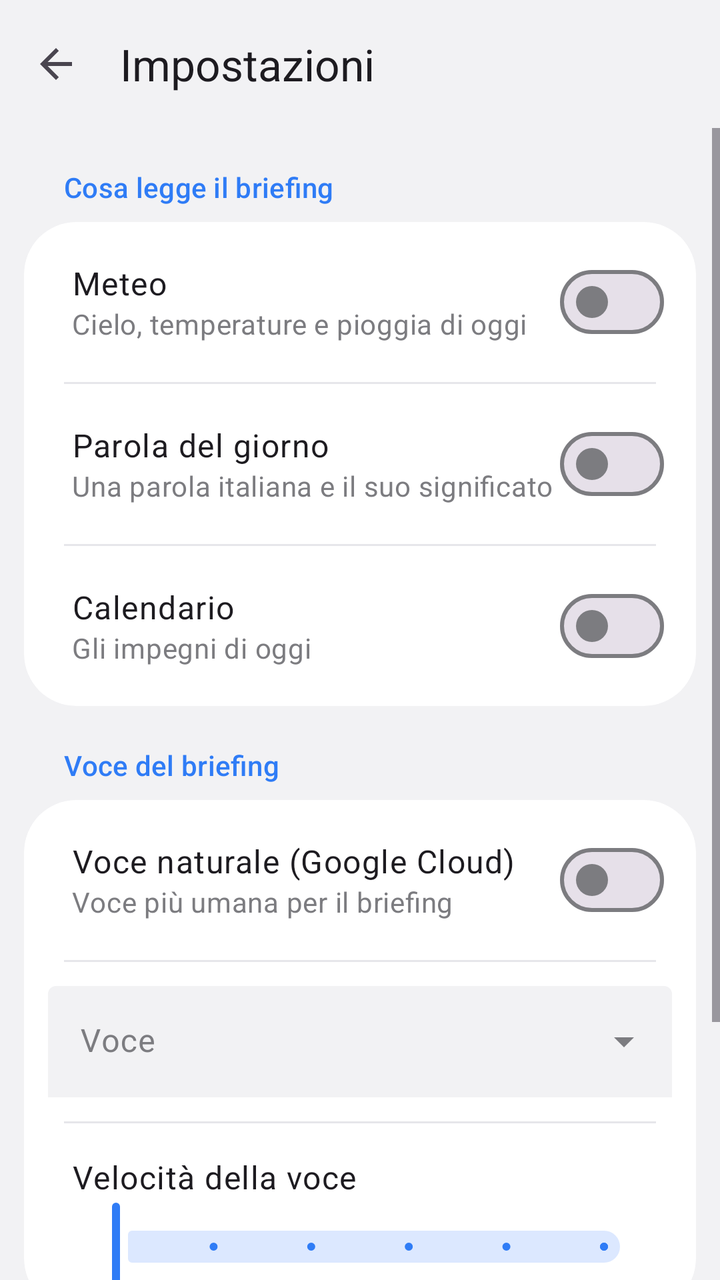
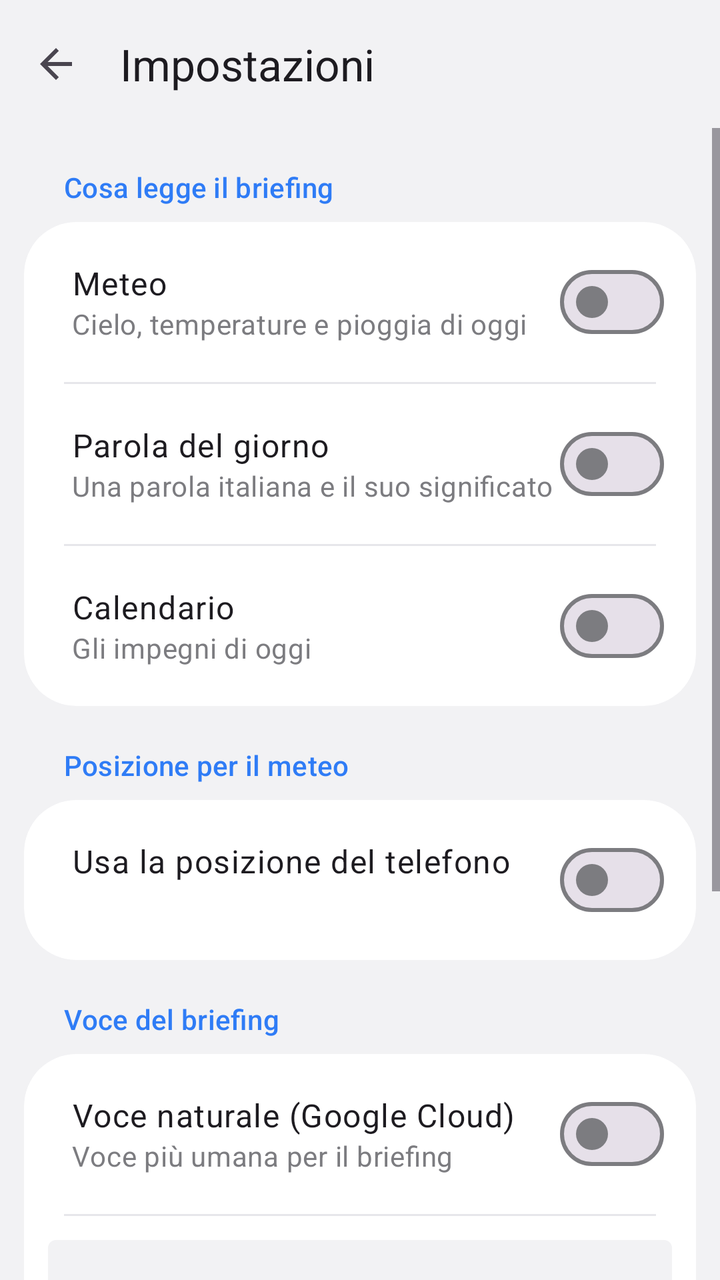

The first picture is an Android layout as it rendered before a commit; the second is the same layout after the commit. The layout source and the unified diff follow.
<!-- AndroidManifest.xml: application theme Theme.Sveglia -->
<!-- res/layout/activity_settings.xml -->
<?xml version="1.0" encoding="utf-8"?>
<LinearLayout xmlns:android="http://schemas.android.com/apk/res/android"
    xmlns:app="http://schemas.android.com/apk/res-auto"
    android:layout_width="match_parent"
    android:layout_height="match_parent"
    android:background="?android:attr/colorBackground"
    android:fitsSystemWindows="true"
    android:orientation="vertical">

    <com.google.android.material.appbar.MaterialToolbar
        android:id="@+id/toolbar"
        android:layout_width="match_parent"
        android:layout_height="?attr/actionBarSize"
        app:navigationContentDescription="@string/back"
        app:navigationIcon="@drawable/ic_arrow_back"
        app:title="@string/settings" />

    <ScrollView
        android:layout_width="match_parent"
        android:layout_height="0dp"
        android:layout_weight="1">

    <LinearLayout
        android:layout_width="match_parent"
        android:layout_height="wrap_content"
        android:orientation="vertical"
        android:paddingBottom="24dp">

        <TextView
            android:layout_width="match_parent"
            android:layout_height="wrap_content"
            android:paddingHorizontal="32dp"
            android:paddingTop="20dp"
            android:paddingBottom="8dp"
            android:text="@string/briefing_contents"
            android:textAppearance="?attr/textAppearanceLabelLarge"
            android:textColor="?attr/colorPrimary" />

        <com.google.android.material.card.MaterialCardView
            style="@style/Widget.Wakey.GroupCard"
            android:layout_width="match_parent"
            android:layout_height="wrap_content"
            android:layout_marginHorizontal="12dp">

            <LinearLayout
                android:layout_width="match_parent"
                android:layout_height="wrap_content"
                android:orientation="vertical">

            <LinearLayout
                android:layout_width="match_parent"
                android:layout_height="wrap_content"
                android:gravity="center_vertical"
                android:orientation="horizontal"
                android:paddingVertical="16dp"
                android:paddingStart="24dp"
                android:paddingEnd="16dp">

                <LinearLayout
                    android:layout_width="0dp"
                    android:layout_height="wrap_content"
                    android:layout_weight="1"
                    android:orientation="vertical">

                    <TextView
                        android:layout_width="wrap_content"
                        android:layout_height="wrap_content"
                        android:text="@string/read_weather"
                        android:textAppearance="?attr/textAppearanceBodyLarge" />

                    <TextView
                        android:layout_width="wrap_content"
                        android:layout_height="wrap_content"
                        android:text="@string/read_weather_text"
                        android:textAppearance="?attr/textAppearanceBodyMedium"
                        android:textColor="?attr/colorOnSurfaceVariant" />

                </LinearLayout>

                <com.google.android.material.materialswitch.MaterialSwitch
                    android:id="@+id/switch_read_weather"
                    android:layout_width="wrap_content"
                    android:layout_height="wrap_content" />

            </LinearLayout>

            <View
                android:layout_width="match_parent"
                android:layout_height="1dp"
                android:background="@drawable/bg_divider_inset" />

            <LinearLayout
                android:layout_width="match_parent"
                android:layout_height="wrap_content"
                android:gravity="center_vertical"
                android:orientation="horizontal"
                android:paddingVertical="16dp"
                android:paddingStart="24dp"
                android:paddingEnd="16dp">

                <LinearLayout
                    android:layout_width="0dp"
                    android:layout_height="wrap_content"
                    android:layout_weight="1"
                    android:orientation="vertical">

                    <TextView
                        android:layout_width="wrap_content"
                        android:layout_height="wrap_content"
                        android:text="@string/read_word"
                        android:textAppearance="?attr/textAppearanceBodyLarge" />

                    <TextView
                        android:layout_width="wrap_content"
                        android:layout_height="wrap_content"
                        android:text="@string/read_word_text"
                        android:textAppearance="?attr/textAppearanceBodyMedium"
                        android:textColor="?attr/colorOnSurfaceVariant" />

                </LinearLayout>

                <com.google.android.material.materialswitch.MaterialSwitch
                    android:id="@+id/switch_read_word"
                    android:layout_width="wrap_content"
                    android:layout_height="wrap_content" />

            </LinearLayout>

            <View
                android:layout_width="match_parent"
                android:layout_height="1dp"
                android:background="@drawable/bg_divider_inset" />

            <LinearLayout
                android:layout_width="match_parent"
                android:layout_height="wrap_content"
                android:gravity="center_vertical"
                android:orientation="horizontal"
                android:paddingVertical="16dp"
                android:paddingStart="24dp"
                android:paddingEnd="16dp">

                <LinearLayout
                    android:layout_width="0dp"
                    android:layout_height="wrap_content"
                    android:layout_weight="1"
                    android:orientation="vertical">

                    <TextView
                        android:layout_width="wrap_content"
                        android:layout_height="wrap_content"
                        android:text="@string/read_calendar"
                        android:textAppearance="?attr/textAppearanceBodyLarge" />

                    <TextView
                        android:layout_width="wrap_content"
                        android:layout_height="wrap_content"
                        android:text="@string/read_calendar_text"
                        android:textAppearance="?attr/textAppearanceBodyMedium"
                        android:textColor="?attr/colorOnSurfaceVariant" />

                </LinearLayout>

                <com.google.android.material.materialswitch.MaterialSwitch
                    android:id="@+id/switch_read_calendar"
                    android:layout_width="wrap_content"
                    android:layout_height="wrap_content" />

            </LinearLayout>

            </LinearLayout>
        </com.google.android.material.card.MaterialCardView>

        <TextView
            android:layout_width="match_parent"
            android:layout_height="wrap_content"
            android:paddingHorizontal="32dp"
            android:paddingTop="20dp"
            android:paddingBottom="8dp"
            android:text="@string/voice_label"
            android:textAppearance="?attr/textAppearanceLabelLarge"
            android:textColor="?attr/colorPrimary" />

        <com.google.android.material.card.MaterialCardView
            style="@style/Widget.Wakey.GroupCard"
            android:layout_width="match_parent"
            android:layout_height="wrap_content"
            android:layout_marginHorizontal="12dp">

            <LinearLayout
                android:layout_width="match_parent"
                android:layout_height="wrap_content"
                android:orientation="vertical">

            <LinearLayout
                android:layout_width="match_parent"
                android:layout_height="wrap_content"
                android:gravity="center_vertical"
                android:orientation="horizontal"
                android:paddingVertical="16dp"
                android:paddingStart="24dp"
                android:paddingEnd="16dp">

                <LinearLayout
                    android:layout_width="0dp"
                    android:layout_height="wrap_content"
                    android:layout_weight="1"
                    android:orientation="vertical">

                    <TextView
                        android:layout_width="wrap_content"
                        android:layout_height="wrap_content"
                        android:text="@string/natural_voice"
                        android:textAppearance="?attr/textAppearanceBodyLarge" />

                    <TextView
                        android:layout_width="wrap_content"
                        android:layout_height="wrap_content"
                        android:text="@string/voice_description"
                        android:textAppearance="?attr/textAppearanceBodyMedium"
                        android:textColor="?attr/colorOnSurfaceVariant" />

                </LinearLayout>

                <com.google.android.material.materialswitch.MaterialSwitch
                    android:id="@+id/switch_natural_voice"
                    android:layout_width="wrap_content"
                    android:layout_height="wrap_content" />

            </LinearLayout>

            <View
                android:layout_width="match_parent"
                android:layout_height="1dp"
                android:background="@drawable/bg_divider_inset" />

            <com.google.android.material.textfield.TextInputLayout
                android:id="@+id/voice_menu"
                style="?attr/textInputFilledExposedDropdownMenuStyle"
                android:layout_width="match_parent"
                android:layout_height="wrap_content"
                android:layout_margin="12dp"
                android:hint="@string/voice_hint"
                app:boxBackgroundColor="@android:color/transparent"
                app:boxStrokeWidth="0dp"
                app:boxStrokeWidthFocused="0dp">

                <com.google.android.material.textfield.MaterialAutoCompleteTextView
                    android:id="@+id/voice_dropdown"
                    android:layout_width="match_parent"
                    android:layout_height="wrap_content"
                    android:inputType="none"
                    android:textColor="?attr/colorPrimary" />

            </com.google.android.material.textfield.TextInputLayout>

            <View
                android:layout_width="match_parent"
                android:layout_height="1dp"
                android:background="@drawable/bg_divider_inset" />

            <LinearLayout
                android:layout_width="match_parent"
                android:layout_height="wrap_content"
                android:orientation="vertical"
                android:paddingHorizontal="24dp"
                android:paddingTop="16dp"
                android:paddingBottom="8dp">

                <LinearLayout
                    android:layout_width="match_parent"
                    android:layout_height="wrap_content"
                    android:orientation="horizontal">

                    <TextView
                        android:layout_width="0dp"
                        android:layout_height="wrap_content"
                        android:layout_weight="1"
                        android:text="@string/speech_rate"
                        android:textAppearance="?attr/textAppearanceBodyLarge" />

                    <TextView
                        android:id="@+id/speech_rate_value"
                        android:layout_width="wrap_content"
                        android:layout_height="wrap_content"
                        android:textAppearance="?attr/textAppearanceBodyMedium"
                        android:textColor="?attr/colorPrimary" />

                </LinearLayout>

                <com.google.android.material.slider.Slider
                    android:id="@+id/speech_rate"
                    android:layout_width="match_parent"
                    android:layout_height="wrap_content"
                    android:contentDescription="@string/speech_rate"
                    android:stepSize="0.1"
                    android:valueFrom="0.7"
                    android:valueTo="1.3"
                    app:labelBehavior="gone" />

            </LinearLayout>

            </LinearLayout>
        </com.google.android.material.card.MaterialCardView>

        <TextView
            android:id="@+id/voice_key_missing"
            android:layout_width="match_parent"
            android:layout_height="wrap_content"
            android:paddingHorizontal="32dp"
            android:paddingTop="12dp"
            android:text="@string/voice_key_missing"
            android:textAppearance="?attr/textAppearanceBodyMedium"
            android:textColor="?attr/colorError"
            android:visibility="gone" />

        <TextView
            android:layout_width="match_parent"
            android:layout_height="wrap_content"
            android:paddingHorizontal="32dp"
            android:paddingTop="20dp"
            android:paddingBottom="8dp"
            android:text="@string/snooze"
            android:textAppearance="?attr/textAppearanceLabelLarge"
            android:textColor="?attr/colorPrimary" />

        <com.google.android.material.card.MaterialCardView
            style="@style/Widget.Wakey.GroupCard"
            android:layout_width="match_parent"
            android:layout_height="wrap_content"
            android:layout_marginHorizontal="12dp">

            <LinearLayout
                android:layout_width="match_parent"
                android:layout_height="wrap_content"
                android:orientation="vertical">

            <com.google.android.material.textfield.TextInputLayout
                android:id="@+id/snooze_menu"
                style="?attr/textInputFilledExposedDropdownMenuStyle"
                android:layout_width="match_parent"
                android:layout_height="wrap_content"
                android:layout_margin="12dp"
                android:hint="@string/snooze_duration"
                app:boxBackgroundColor="@android:color/transparent"
                app:boxStrokeWidth="0dp"
                app:boxStrokeWidthFocused="0dp">

                <com.google.android.material.textfield.MaterialAutoCompleteTextView
                    android:id="@+id/snooze_dropdown"
                    android:layout_width="match_parent"
                    android:layout_height="wrap_content"
                    android:inputType="none"
                    android:textColor="?attr/colorPrimary" />

            </com.google.android.material.textfield.TextInputLayout>

            </LinearLayout>
        </com.google.android.material.card.MaterialCardView>

    </LinearLayout>
    </ScrollView>
</LinearLayout>
<!-- resources referenced by this layout -->
<resources>
  <!-- drawable bg_divider_inset (drawable) -->
  <?xml version="1.0" encoding="utf-8"?>
  <inset xmlns:android="http://schemas.android.com/apk/res/android"
      android:insetLeft="20dp"
      android:insetRight="20dp">
      <shape android:shape="rectangle">
          <size android:height="1dp" />
          <solid android:color="@color/ui_divider" />
      </shape>
  </inset>
  <!-- drawable ic_arrow_back (drawable) -->
  <vector xmlns:android="http://schemas.android.com/apk/res/android"
      android:width="24dp"
      android:height="24dp"
      android:autoMirrored="true"
      android:tint="?attr/colorControlNormal"
      android:viewportWidth="24"
      android:viewportHeight="24">
      <path
          android:fillColor="@android:color/white"
          android:pathData="M20,11H7.83l5.59,-5.59L12,4l-8,8 8,8 1.41,-1.41L7.83,13H20v-2z" />
  </vector>
  <string name="back">Indietro</string>
  <string name="briefing_contents">Cosa legge il briefing</string>
  <string name="natural_voice">Voce naturale (Google Cloud)</string>
  <string name="read_calendar">Calendario</string>
  <string name="read_calendar_text">Gli impegni di oggi</string>
  <string name="read_weather">Meteo</string>
  <string name="read_weather_text">Cielo, temperature e pioggia di oggi</string>
  <string name="read_word">Parola del giorno</string>
  <string name="read_word_text">Una parola italiana e il suo significato</string>
  <string name="settings">Impostazioni</string>
  <string name="snooze">Posticipa</string>
  <string name="snooze_duration">Durata del posticipo</string>
  <string name="speech_rate">Velocità della voce</string>
  <string name="voice_description">Voce più umana per il briefing</string>
  <string name="voice_hint">Voce</string>
  <string name="voice_key_missing">Chiave API di Google Cloud non impostata: verrà usata la voce di sistema.</string>
  <string name="voice_label">Voce del briefing</string>
  <style name="Widget.Wakey.GroupCard" parent="Widget.Material3.CardView.Filled">
          <item name="cardBackgroundColor">@color/ui_card</item>
          <item name="shapeAppearance">@style/ShapeAppearance.Wakey.Large</item>
          <item name="cardElevation">0dp</item>
      </style>
  <color name="ui_divider">#FFE6E6EA</color>
  <color name="ui_card">#FFFFFFFF</color>
  <style name="ShapeAppearance.Wakey.Large" parent="ShapeAppearance.Material3.LargeComponent">
          <item name="cornerSize">26dp</item>
      </style>
  <color name="ui_accent">#FF2F7CF6</color>
  <color name="ui_on_accent">#FFFFFFFF</color>
  <color name="ui_accent_container">#FFDCE8FF</color>
  <color name="ui_on_accent_container">#FF0B2A5E</color>
  <color name="ui_background">#FFF2F2F4</color>
  <color name="ui_text">#FF111111</color>
  <color name="ui_day_off">#FFE9E9ED</color>
  <color name="ui_text_secondary">#FF7C7C80</color>
  <color name="ui_error">#FFD93A3F</color>
  <!-- unchanged entries left out for length: 1 -->
</resources>

<!-- the commit's change to res/layout/activity_settings.xml (unified diff, before → after) -->
@@ -177,6 +177,60 @@
             android:paddingHorizontal="32dp"
             android:paddingTop="20dp"
             android:paddingBottom="8dp"
+            android:text="@string/weather_place"
+            android:textAppearance="?attr/textAppearanceLabelLarge"
+            android:textColor="?attr/colorPrimary" />
+
+        <com.google.android.material.card.MaterialCardView
+            style="@style/Widget.Wakey.GroupCard"
+            android:layout_width="match_parent"
+            android:layout_height="wrap_content"
+            android:layout_marginHorizontal="12dp">
+
+            <LinearLayout
+                android:layout_width="match_parent"
+                android:layout_height="wrap_content"
+                android:gravity="center_vertical"
+                android:orientation="horizontal"
+                android:paddingVertical="16dp"
+                android:paddingStart="24dp"
+                android:paddingEnd="16dp">
+
+                <LinearLayout
+                    android:layout_width="0dp"
+                    android:layout_height="wrap_content"
+                    android:layout_weight="1"
+                    android:orientation="vertical">
+
+                    <TextView
+                        android:layout_width="wrap_content"
+                        android:layout_height="wrap_content"
+                        android:text="@string/use_device_location"
+                        android:textAppearance="?attr/textAppearanceBodyLarge" />
+
+                    <TextView
+                        android:id="@+id/place_text"
+                        android:layout_width="wrap_content"
+                        android:layout_height="wrap_content"
+                        android:textAppearance="?attr/textAppearanceBodyMedium"
+                        android:textColor="?attr/colorPrimary" />
+
+                </LinearLayout>
+
+                <com.google.android.material.materialswitch.MaterialSwitch
+                    android:id="@+id/switch_device_location"
+                    android:layout_width="wrap_content"
+                    android:layout_height="wrap_content" />
+
+            </LinearLayout>
+        </com.google.android.material.card.MaterialCardView>
+
+        <TextView
+            android:layout_width="match_parent"
+            android:layout_height="wrap_content"
+            android:paddingHorizontal="32dp"
+            android:paddingTop="20dp"
+            android:paddingBottom="8dp"
             android:text="@string/voice_label"
             android:textAppearance="?attr/textAppearanceLabelLarge"
             android:textColor="?attr/colorPrimary" />
<!-- resource entries referenced after the edit -->
@@ -35,10 +35,12 @@
   <string name="snooze">Posticipa</string>
   <string name="snooze_duration">Durata del posticipo</string>
   <string name="speech_rate">Velocità della voce</string>
+  <string name="use_device_location">Usa la posizione del telefono</string>
   <string name="voice_description">Voce più umana per il briefing</string>
   <string name="voice_hint">Voce</string>
   <string name="voice_key_missing">Chiave API di Google Cloud non impostata: verrà usata la voce di sistema.</string>
   <string name="voice_label">Voce del briefing</string>
+  <string name="weather_place">Posizione per il meteo</string>
   <style name="Widget.Wakey.GroupCard" parent="Widget.Material3.CardView.Filled">
           <item name="cardBackgroundColor">@color/ui_card</item>
           <item name="shapeAppearance">@style/ShapeAppearance.Wakey.Large</item>
